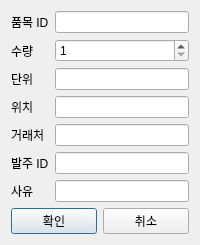
Hyunseung-Nam/Micro_ERP, file src/ui/dialogs/inbound_dialog.ui: the form before one commit.
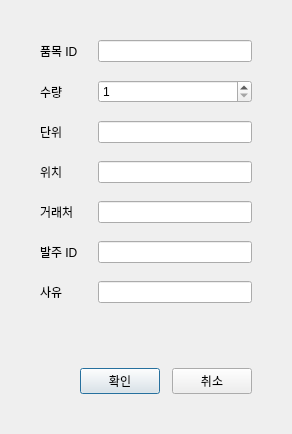
The form after the commit.

The edit to the form file:
```diff
--- a/src/ui/dialogs/inbound_dialog.ui
+++ b/src/ui/dialogs/inbound_dialog.ui
@@ -6,8 +6,29 @@
    <string>입고</string>
   </property>
   <layout class="QVBoxLayout" name="verticalLayout">
+   <property name="spacing">
+    <number>25</number>
+   </property>
+   <property name="leftMargin">
+    <number>40</number>
+   </property>
+   <property name="topMargin">
+    <number>40</number>
+   </property>
+   <property name="rightMargin">
+    <number>40</number>
+   </property>
+   <property name="bottomMargin">
+    <number>40</number>
+   </property>
    <item>
     <layout class="QFormLayout" name="formLayout">
+     <property name="verticalSpacing">
+      <number>18</number>
+     </property>
+     <property name="horizontalSpacing">
+      <number>20</number>
+     </property>
      <item row="0" column="0">
       <widget class="QLabel" name="itemIdLabel">
        <property name="text">
@@ -87,8 +108,37 @@
      </item>
     </layout>
    </item>
+   <item>
+    <spacer name="verticalSpacer">
+     <property name="orientation">
+      <enum>Qt::Vertical</enum>
+     </property>
+     <property name="sizeHint" stdset="0">
+      <size>
+       <width>20</width>
+       <height>40</height>
+      </size>
+     </property>
+    </spacer>
+   </item>
    <item>
     <layout class="QHBoxLayout" name="buttonLayout">
+     <property name="spacing">
+      <number>12</number>
+     </property>
+     <item>
+      <spacer name="buttonSpacer">
+       <property name="orientation">
+        <enum>Qt::Horizontal</enum>
+       </property>
+       <property name="sizeHint" stdset="0">
+        <size>
+         <width>40</width>
+         <height>20</height>
+        </size>
+       </property>
+      </spacer>
+     </item>
      <item>
       <widget class="QPushButton" name="confirmButton">
        <property name="text">
```
Left out of the diff: 2 changed lines with no effect on the pictures.
